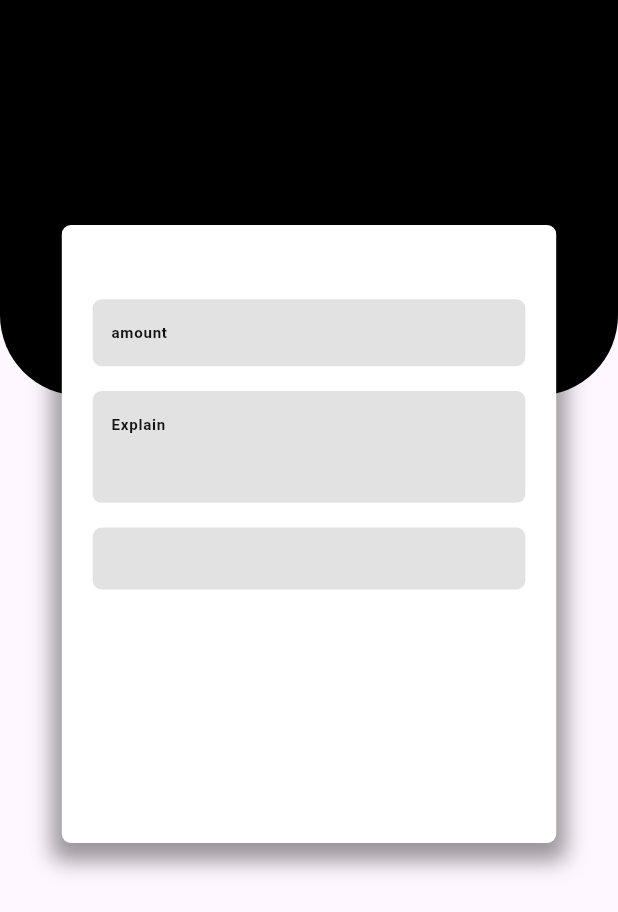
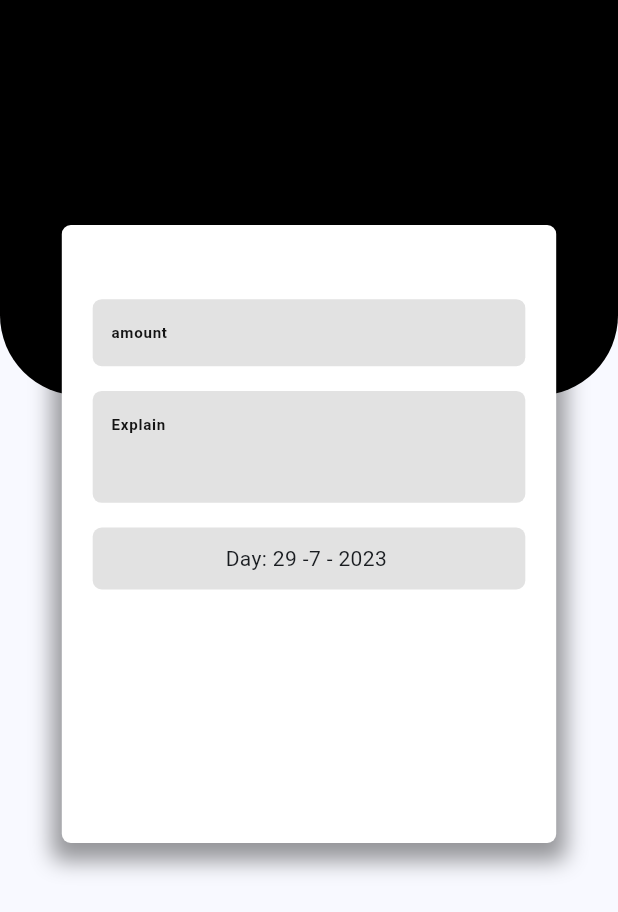
Before and after one commit to chrisokoriedev/finance_app_repo, a Flutter app: the screen it shows after launch, after a tap on an icon or button, on a phone screen of 412 x 824 dp. Shown: the top 912 px of the screen. Run offline on Flutter 3.47's test engine with Material 2 defaults, Android fonts, the phone set to English and light mode, and no system bars; our stand-ins replace flutter_riverpod, gap, go_router, line_icons, responsive_sizer, syncfusion_flutter_charts.

Commit message:
done with date picker

```diff
--- a/lib/features/CreateExpense/create_expense_view.dart
+++ b/lib/features/CreateExpense/create_expense_view.dart
@@ -1,16 +1,21 @@
 import 'package:expense_app/utils/colors.dart';
 import 'package:expense_app/utils/const.dart';
 import 'package:flutter/material.dart';
+import 'package:flutter_riverpod/flutter_riverpod.dart';
 import 'package:gap/gap.dart';
 import 'package:responsive_sizer/responsive_sizer.dart';
 
-class CreateExpenseView extends StatelessWidget {
+final selectedDateTime = StateProvider<DateTime>((ref) => DateTime.now());
+
+class CreateExpenseView extends ConsumerWidget {
   const CreateExpenseView({super.key});
 
   @override
-  Widget build(BuildContext context) {
+  Widget build(BuildContext context, WidgetRef ref) {
     final expenseAmount = TextEditingController();
     final expenseDescriprition = TextEditingController();
+    final choosedDate = ref.watch(selectedDateTime);
+
     return Scaffold(
       body: Stack(
         children: [
@@ -66,13 +71,28 @@ class CreateExpenseView extends StatelessWidget {
                       maxlength: 30,
                     ),
                     Gap(2.h),
-                    Container(
-                      width: double.infinity,
-                      height: 5.h,
-                      decoration: BoxDecoration(
-                          color: AppColor.kGreyColor.withOpacity(0.3),
-                          borderRadius: customBorderRadius(10)),
-                    )
+                    GestureDetector(
+                      onTap: () async {
+                        DateTime? newDate = await showDatePicker(
+                            context: context,
+                            initialDate: DateTime.now(),
+                            firstDate: DateTime(2001),
+                            lastDate: DateTime(2080));
+                        if (newDate != null) {
+                          ref.read(selectedDateTime.notifier).state = newDate;
+                        }
+                      },
+                      child: Container(
+                        width: double.infinity,
+                        alignment: Alignment.center,
+                        height: 5.h,
+                        decoration: BoxDecoration(
+                            color: AppColor.kGreyColor.withOpacity(0.3),
+                            borderRadius: customBorderRadius(10)),
+                        child: Text(
+                            'Day: ${choosedDate.day} -${choosedDate.month} - ${choosedDate.year} '),
+                      ),
+                    ),
                   ],
                 ),
               ),
--- a/lib/main.dart
+++ b/lib/main.dart
@@ -1,3 +1,4 @@
+import 'package:expense_app/utils/colors.dart';
 import 'package:flutter/material.dart';
 import 'package:flutter_riverpod/flutter_riverpod.dart';
 import 'package:responsive_sizer/responsive_sizer.dart';
@@ -17,11 +18,13 @@ class MyApp extends StatelessWidget {
     return Builder(builder: (context) {
       return ResponsiveSizer(builder: (context, orientation, screenType) {
         return MaterialApp.router(
-           routerConfig: AppRouter.router,
+          routerConfig: AppRouter.router,
           title: 'Flutter Demo',
           debugShowCheckedModeBanner: false,
           theme: ThemeData(
-            colorScheme: ColorScheme.fromSeed(seedColor: Colors.deepPurple),
+            colorScheme: ColorScheme.fromSeed(
+              seedColor: AppColor.kBlueColor,
+            ),
             useMaterial3: true,
           ),
           // home: const BottomComponent(),
```
